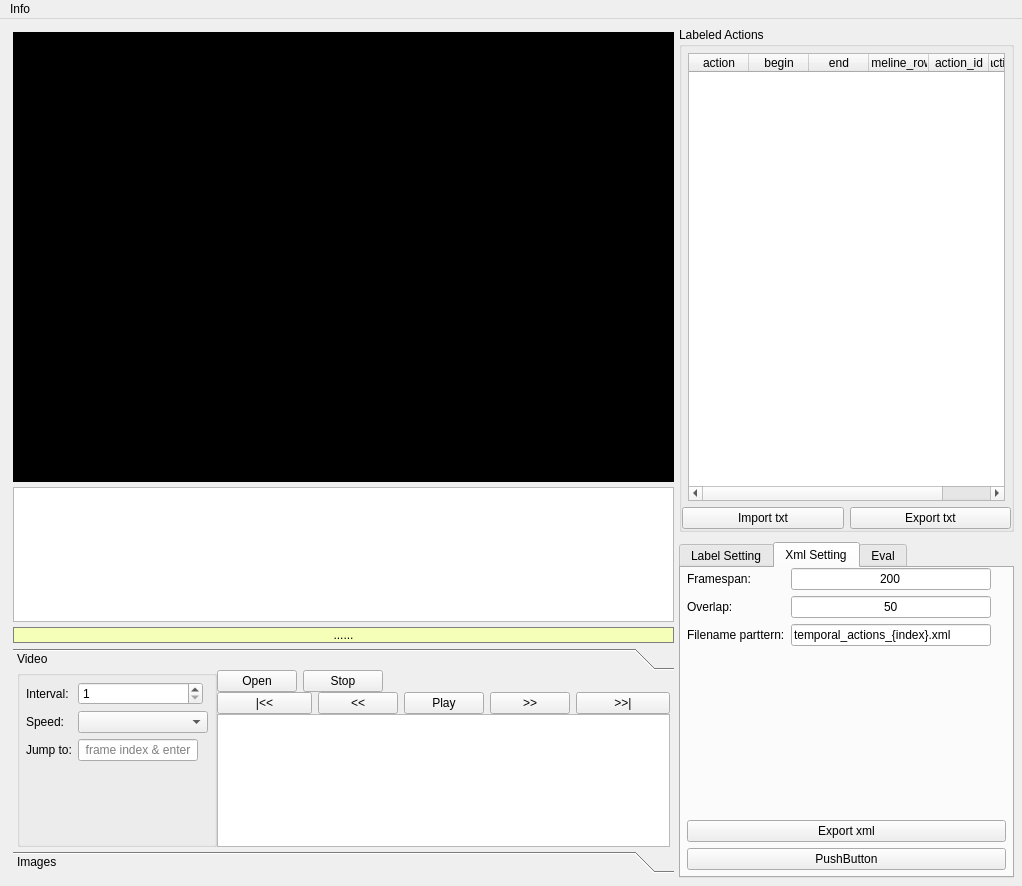
Old version of the form qt_gui/mainwindow.ui in the repository ZDL-Git/ActionLabeller.
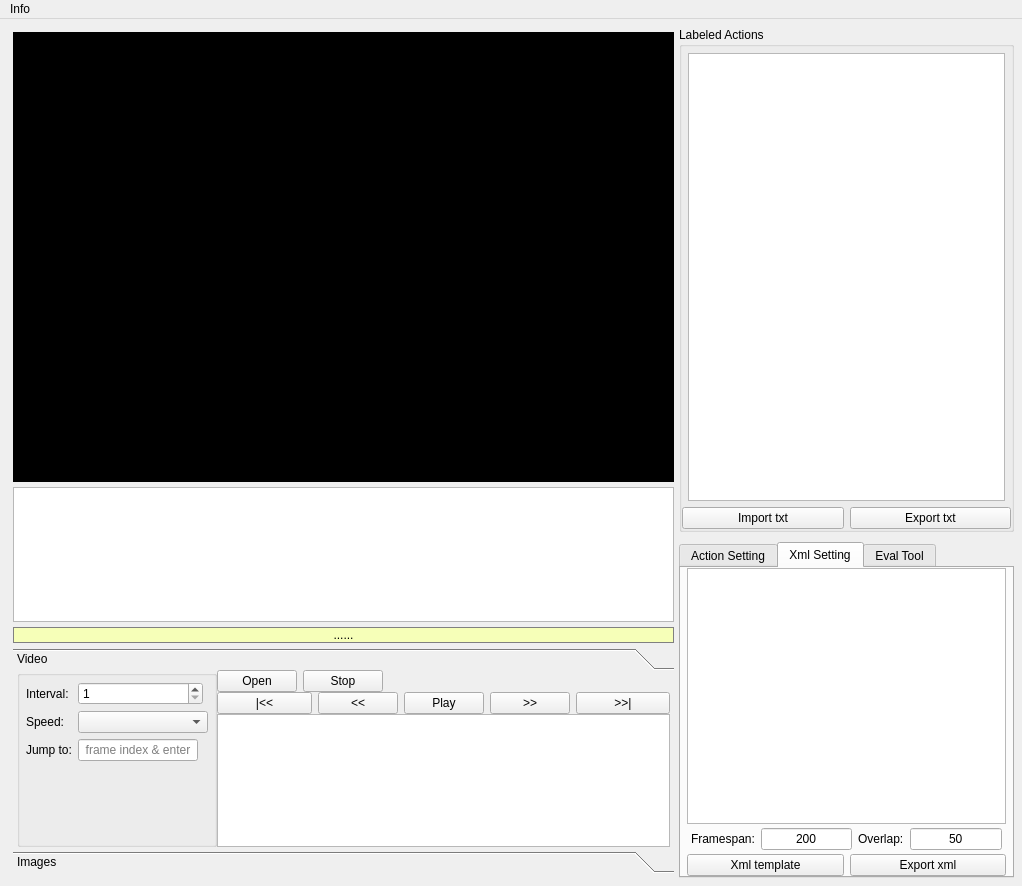
New version of the form. The open tabs and pages were chosen to show the change. Custom widgets are drawn as their Qt base class.

Commit message: 1.析出TableViewCommon类 2.完善继承的初始化 3.action table 和 xml table 共用model 4.button 的clicked 事件有传参 checked(bool)，如果经过decorator则必须接收 5.优化_settle_label 和 _plot_label，范围限制 6.完善close event 7.新增XmlSettingUnit 功能单元模式尝试 8.新增xml_，基本完成xml文件生成

The edit to the form file:
```diff
--- a/qt_gui/mainwindow.ui
+++ b/qt_gui/mainwindow.ui
@@ -795,7 +795,7 @@
                 <bool>true</bool>
                </property>
                <property name="columnCount">
-                <number>6</number>
+                <number>0</number>
                </property>
                <attribute name="horizontalHeaderCascadingSectionResizes">
                 <bool>false</bool>
@@ -806,36 +806,9 @@
                <attribute name="horizontalHeaderMinimumSectionSize">
                 <number>14</number>
                </attribute>
-               <column>
-                <property name="text">
-                 <string>action</string>
-                </property>
-               </column>
-               <column>
-                <property name="text">
-                 <string>begin</string>
-                </property>
-               </column>
-               <column>
-                <property name="text">
-                 <string>end</string>
-                </property>
-               </column>
-               <column>
-                <property name="text">
-                 <string>timeline_row</string>
-                </property>
-               </column>
-               <column>
-                <property name="text">
-                 <string>action_id</string>
-                </property>
-               </column>
-               <column>
-                <property name="text">
-                 <string>action_color</string>
-                </property>
-               </column>
+               <attribute name="verticalHeaderDefaultSectionSize">
+                <number>28</number>
+               </attribute>
               </widget>
              </item>
             </layout>
@@ -868,7 +841,7 @@
           </property>
           <widget class="QWidget" name="tab_label_setting">
            <attribute name="title">
-            <string>Label Setting</string>
+            <string>Action Setting</string>
            </attribute>
            <layout class="QGridLayout" name="gridLayout_6">
             <property name="leftMargin">
@@ -947,6 +920,9 @@
             <string>Xml Setting</string>
            </attribute>
            <layout class="QVBoxLayout" name="verticalLayout">
+            <property name="spacing">
+             <number>0</number>
+            </property>
             <property name="leftMargin">
              <number>6</number>
             </property>
@@ -957,54 +933,44 @@
              <number>6</number>
             </property>
             <property name="bottomMargin">
-             <number>6</number>
+             <number>0</number>
             </property>
             <item>
-             <layout class="QFormLayout" name="formLayout_3">
-              <property name="fieldGrowthPolicy">
-               <enum>QFormLayout::AllNonFixedFieldsGrow</enum>
-              </property>
-              <property name="labelAlignment">
-               <set>Qt::AlignLeading|Qt::AlignLeft|Qt::AlignVCenter</set>
-              </property>
-              <property name="formAlignment">
-               <set>Qt::AlignLeading|Qt::AlignLeft|Qt::AlignTop</set>
+             <widget class="XmlSettingTableView" name="table_xml_setting">
+              <attribute name="verticalHeaderDefaultSectionSize">
+               <number>28</number>
+              </attribute>
+             </widget>
+            </item>
+            <item>
+             <layout class="QHBoxLayout" name="horizontalLayout_9">
+              <property name="leftMargin">
+               <number>4</number>
               </property>
               <property name="topMargin">
-               <number>0</number>
+               <number>4</number>
               </property>
-              <item row="1" column="0">
-               <widget class="QLabel" name="label_6">
-                <property name="text">
-                 <string>Overlap:</string>
-                </property>
-               </widget>
-              </item>
-              <item row="1" column="1">
-               <widget class="QLineEdit" name="lineEdit_2">
-                <property name="maximumSize">
-                 <size>
-                  <width>200</width>
-                  <height>16777215</height>
-                 </size>
-                </property>
-                <property name="text">
-                 <string>50</string>
-                </property>
-                <property name="alignment">
-                 <set>Qt::AlignCenter</set>
-                </property>
-               </widget>
-              </item>
-              <item row="0" column="0">
+              <property name="rightMargin">
+               <number>4</number>
+              </property>
+              <property name="bottomMargin">
+               <number>4</number>
+              </property>
+              <item>
                <widget class="QLabel" name="label_7">
                 <property name="text">
                  <string>Framespan:</string>
                 </property>
                </widget>
               </item>
-              <item row="0" column="1">
-               <widget class="QLineEdit" name="lineEdit_3">
+              <item>
+               <widget class="QLineEdit" name="line_framespan">
+                <property name="sizePolicy">
+                 <sizepolicy hsizetype="Preferred" vsizetype="Fixed">
+                  <horstretch>0</horstretch>
+                  <verstretch>0</verstretch>
+                 </sizepolicy>
+                </property>
                 <property name="maximumSize">
                  <size>
                   <width>200</width>
@@ -1019,15 +985,21 @@
                 </property>
                </widget>
               </item>
-              <item row="2" column="0">
-               <widget class="QLabel" name="label_8">
+              <item>
+               <widget class="QLabel" name="label_6">
                 <property name="text">
-                 <string>Filename parttern:</string>
+                 <string>Overlap:</string>
                 </property>
                </widget>
               </item>
-              <item row="2" column="1">
-               <widget class="QLineEdit" name="lineEdit_4">
+              <item>
+               <widget class="QLineEdit" name="line_overlap">
+                <property name="sizePolicy">
+                 <sizepolicy hsizetype="Preferred" vsizetype="Fixed">
+                  <horstretch>0</horstretch>
+                  <verstretch>0</verstretch>
+                 </sizepolicy>
+                </property>
                 <property name="maximumSize">
                  <size>
                   <width>200</width>
@@ -1035,31 +1007,41 @@
                  </size>
                 </property>
                 <property name="text">
-                 <string>temporal_actions_{index}.xml</string>
+                 <string>50</string>
                 </property>
+                <property name="alignment">
+                 <set>Qt::AlignCenter</set>
+                </property>
                </widget>
               </item>
              </layout>
             </item>
             <item>
-             <widget class="QPushButton" name="pushButton_2">
-              <property name="text">
-               <string>Export xml</string>
+             <layout class="QHBoxLayout" name="horizontalLayout_10">
+              <property name="topMargin">
+               <number>0</number>
               </property>
-             </widget>
-            </item>
-            <item>
-             <widget class="QPushButton" name="pushButton_3">
-              <property name="text">
-               <string>PushButton</string>
-              </property>
-             </widget>
+              <item>
+               <widget class="QPushButton" name="btn_xml_template">
+                <property name="text">
+                 <string>Xml template</string>
+                </property>
+               </widget>
+              </item>
+              <item>
+               <widget class="QPushButton" name="btn_export_xml">
+                <property name="text">
+                 <string>Export xml</string>
+                </property>
+               </widget>
+              </item>
+             </layout>
             </item>
            </layout>
           </widget>
           <widget class="QWidget" name="tab">
            <attribute name="title">
-            <string>Eval</string>
+            <string>Eval Tool</string>
            </attribute>
            <layout class="QGridLayout" name="gridLayout_9" rowstretch="3,2,0">
             <property name="leftMargin">
@@ -1186,6 +1168,11 @@
    <extends>QTableView</extends>
    <header>widgets.h</header>
   </customwidget>
+  <customwidget>
+   <class>XmlSettingTableView</class>
+   <extends>QTableView</extends>
+   <header>widgets.h</header>
+  </customwidget>
  </customwidgets>
  <tabstops>
   <tabstop>btn_open_video</tabstop>
```
Left out of the diff: 46 changed lines with no effect on the pictures. The commit also changes 6 other files.
